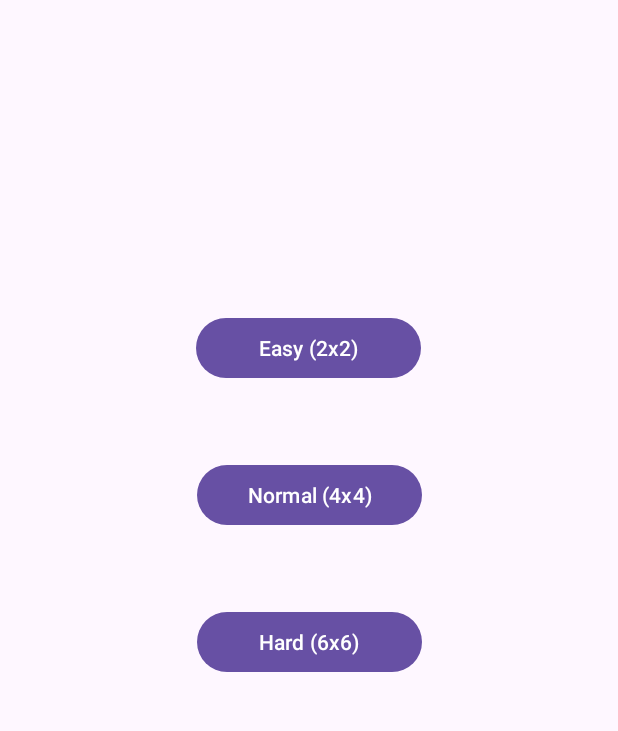
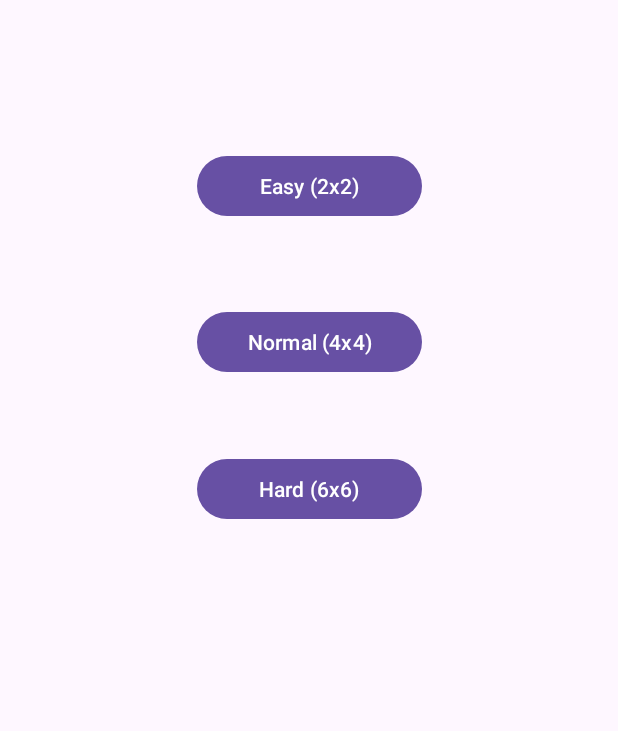
Before and after one commit to slavoski/MemoryProject, an Android app: the screen it shows after launch (MainActivity), on a phone screen of 412 x 824 dp, the part 241-972 px from its top. Run offline under Robolectric (Android 15) with nearby library versions, the phone set to English and light mode, and no system bars.

Commit message:
Fixing UI issues

```diff
--- a/p1_memory/src/main/res/layout/activity_main.xml
+++ b/p1_memory/src/main/res/layout/activity_main.xml
@@ -37,41 +37,44 @@
         android:id="@+id/easy"
         android:layout_width="wrap_content"
         android:layout_height="wrap_content"
-        android:layout_marginTop="208dp"
+        android:layout_marginTop="100dp"
         android:contentDescription="@string/easy_3x3"
         android:minWidth="150dp"
         android:text="@string/easy_3x3"
         app:layout_constraintEnd_toEndOf="parent"
-        app:layout_constraintHeight_percent="35"
-        app:layout_constraintHorizontal_bias="0.498"
+
         app:layout_constraintStart_toStartOf="parent"
-        app:layout_constraintTop_toBottomOf="@+id/MenuOption" />
+        app:layout_constraintTop_toBottomOf="@+id/MenuOption"
+        app:layout_constraintVertical_weight="2"/>
 
     <Button
         android:id="@+id/average"
         android:layout_width="wrap_content"
         android:layout_height="wrap_content"
-        app:layout_constraintTop_toBottomOf="@+id/easy"
+        android:layout_marginTop="56dp"
+        android:contentDescription="@string/normal_4x4"
+        android:minWidth="150dp"
+        android:text="@string/normal_4x4"
         app:layout_constraintEnd_toEndOf="parent"
         app:layout_constraintStart_toStartOf="parent"
-        android:layout_marginTop="50dp"
-        android:contentDescription="@string/normal_4x4"
-        android:text="@string/normal_4x4"
-        android:minWidth="150dp"
-        />
+        app:layout_constraintTop_toBottomOf="@+id/easy"
+        app:layout_constraintVertical_weight="2"/>
 
     <Button
         android:id="@+id/hard"
         android:layout_width="wrap_content"
         android:layout_height="wrap_content"
-        app:layout_constraintTop_toBottomOf="@+id/average"
+        android:layout_marginTop="50dp"
+        android:contentDescription="@string/hard_5x5"
+        android:minWidth="150dp"
+        android:text="@string/hard_5x5"
+        app:layout_constraintBottom_toBottomOf="parent"
         app:layout_constraintEnd_toEndOf="parent"
         app:layout_constraintStart_toStartOf="parent"
-        android:layout_marginTop="50dp"
-        android:contentDescription="@string/hard_5x5"
-        android:text="@string/hard_5x5"
-        android:minWidth="150dp"
-        />
+        app:layout_constraintTop_toBottomOf="@+id/average"
+        app:layout_constraintVertical_bias="0.0"
+        app:layout_constraintVertical_weight="2"/>
+
 
 
 </androidx.constraintlayout.widget.ConstraintLayout>
--- a/p1_memory/src/main/res/values/strings.xml
+++ b/p1_memory/src/main/res/values/strings.xml
@@ -7,4 +7,5 @@
     <string name="the_game_of">The Game of</string>
     <string name="final_score">You clicked a total of %d times!</string>
     <string name="restart">Restart Game</string>
+    <string name="congratulations">Congratulations!</string>
 </resources>
```
Also changed, not shown: p1_memory/src/main/res/layout/activity_game_final.xml (+14 -1 lines).
